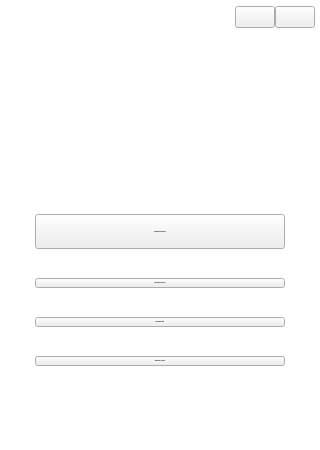
Old version of the form App/Front/ventanasui/VPrincipal.ui in the repository LAngelVp/ProccessRMPG73.
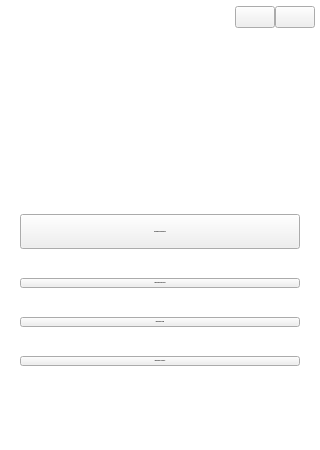
New version of the form. Icons and pictures are not drawn.

The edit to the form file:
```diff
--- a/App/Front/ventanasui/VPrincipal.ui
+++ b/App/Front/ventanasui/VPrincipal.ui
@@ -9,7 +9,7 @@
    <rect>
     <x>0</x>
     <y>0</y>
-    <width>280</width>
+    <width>320</width>
     <height>450</height>
    </rect>
   </property>
@@ -21,13 +21,13 @@
   </property>
   <property name="minimumSize">
    <size>
-    <width>280</width>
+    <width>320</width>
     <height>450</height>
    </size>
   </property>
   <property name="maximumSize">
    <size>
-    <width>280</width>
+    <width>320</width>
     <height>450</height>
    </size>
   </property>
@@ -46,7 +46,6 @@
   </property>
   <property name="styleSheet">
    <string notr="true">#VPrincipal{
-background-color: rgb(255, 255, 255);
 min-height:450px;
 min-width: 320px;
 max-height: 450px;
@@ -68,7 +67,7 @@
 	border-radius:4px;
 }
 [objectName^=&quot;btn_btn&quot;]{
-	background-color: rgb(57, 86, 213);
+background-color: rgb(64, 150, 216);
 	color: rgb(0, 0, 0);
 	color: rgb(0, 0, 0);
 	border-radius:8px;
@@ -268,7 +267,7 @@
         <widget class="QPushButton" name="btn_btn_kwrb">
          <property name="maximumSize">
           <size>
-           <width>250</width>
+           <width>280</width>
            <height>35</height>
           </size>
          </property>
```
Left out of the diff: 6 changed lines with no effect on the pictures.
